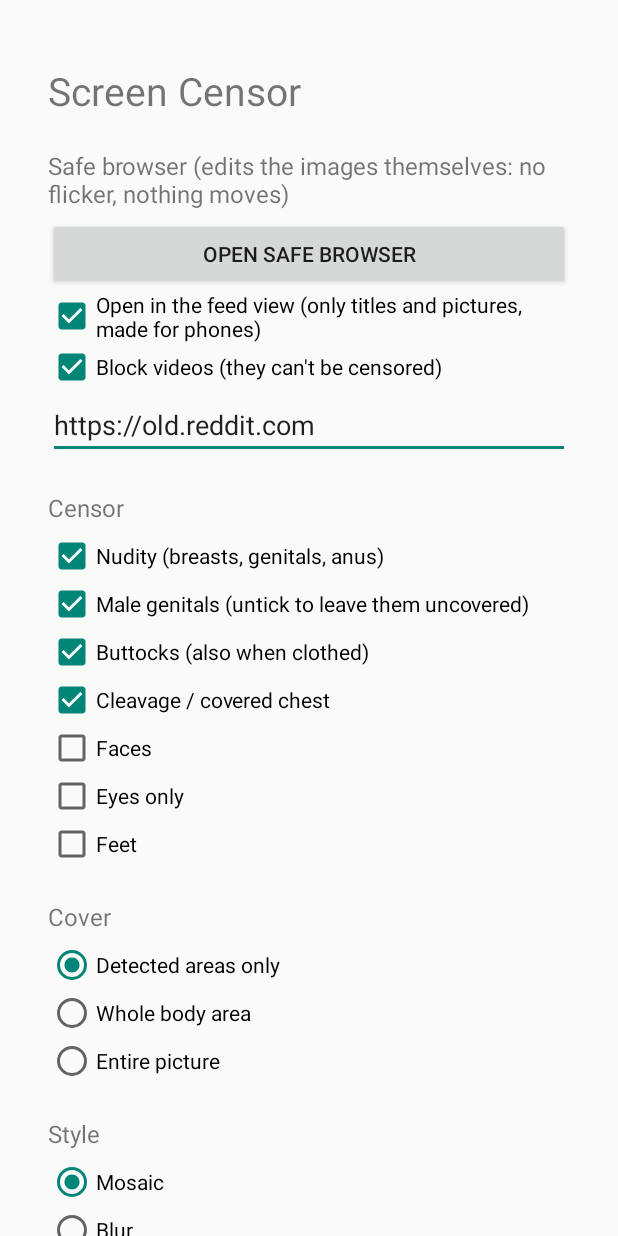
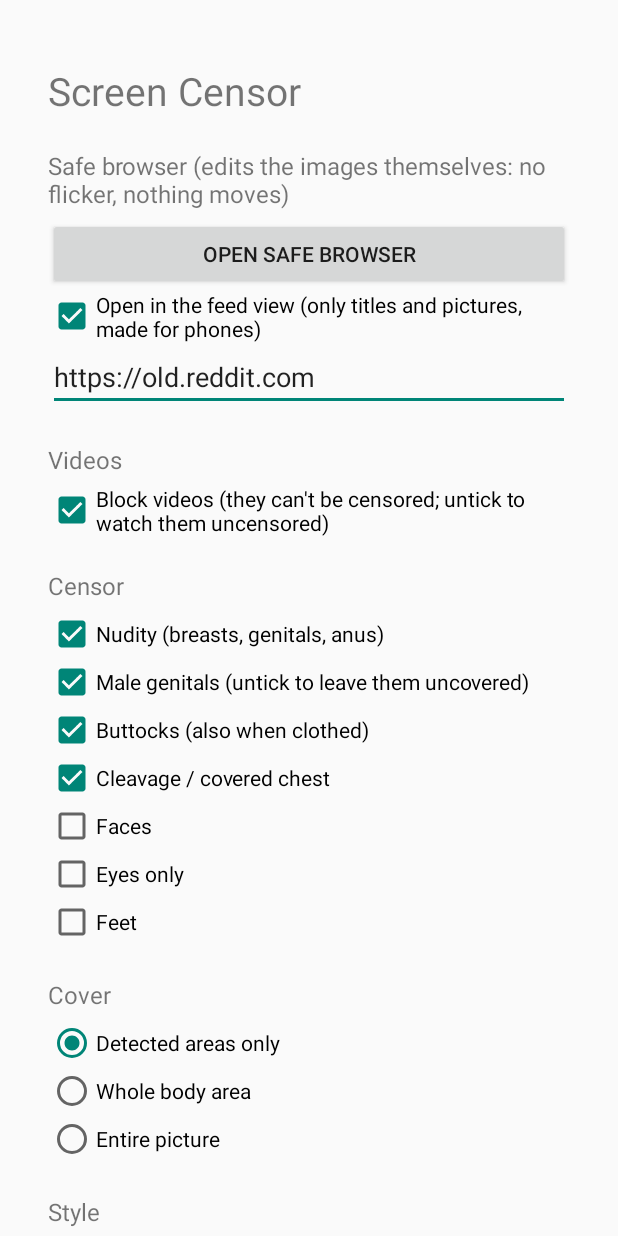
Before and after one commit to hannahkaas1998-netizen/Android-censor, an Android app: the screen it shows after launch (MainActivity), on a phone screen of 412 x 824 dp. Run offline under Robolectric (Android 15) with nearby library versions, the phone set to English and light mode, and no system bars.

Commit message:
Add files via upload

```diff
--- a/app/src/main/java/com/example/screencensor/FeedBridge.kt
+++ b/app/src/main/java/com/example/screencensor/FeedBridge.kt
@@ -23,8 +23,10 @@ class FeedBridge(private val web: WebView, private val ua: String) {
             var body = ""
             try {
                 if (!allowed) throw IOException("not allowed here")
-                if (!path.startsWith("/") || path.startsWith("//")) throw IOException("bad path")
-                val url = "https://old.reddit.com$path"
+                val www = path.startsWith("@www")
+                val rest = if (www) path.removePrefix("@www") else path
+                if (!rest.startsWith("/") || rest.startsWith("//")) throw IOException("bad path")
+                val url = "https://" + (if (www) "www.reddit.com" else "old.reddit.com") + rest
                 val c = URL(url).openConnection() as HttpURLConnection
                 c.connectTimeout = 10000
                 c.readTimeout = 20000
--- a/app/src/main/java/com/example/screencensor/MainActivity.kt
+++ b/app/src/main/java/com/example/screencensor/MainActivity.kt
@@ -36,7 +36,6 @@ class MainActivity : Activity() {
             setOnClickListener { startActivity(Intent(this@MainActivity, BrowserActivity::class.java)) }
         })
         root.addView(check("Open in the feed view (only titles and pictures, made for phones)", "feedmode", true))
-        root.addView(check("Block videos (they can't be censored)", "blockvideo", true))
         root.addView(EditText(this).apply {
             hint = "Start page for the normal site view"
             setText(p.getString("home", "https://old.reddit.com"))
--- a/app/src/main/java/com/example/screencensor/SettingsUi.kt
+++ b/app/src/main/java/com/example/screencensor/SettingsUi.kt
@@ -40,6 +40,9 @@ object SettingsUi {
             })
         }
 
+        root.addView(label("Videos"))
+        root.addView(check("Block videos (they can't be censored; untick to watch them uncensored)", "blockvideo", true))
+
         root.addView(label("Censor"))
         root.addView(check("Nudity (breasts, genitals, anus)", "nudity", true))
         root.addView(check("Male genitals (untick to leave them uncovered)", "male", true))
@@ -53,7 +56,7 @@ object SettingsUi {
         root.addView(radios("cover", "parts", listOf("parts" to "Detected areas only", "group" to "Whole body area", "screen" to "Entire picture")))
         root.addView(label("Style"))
         root.addView(radios("style", "mosaic", listOf("mosaic" to "Mosaic", "blur" to "Blur", "solid" to "Solid box")))
-        strength("Pixelation strength (higher = chunkier)", "pixel", 6)
+        strength("Pixelation distortion (higher = chunkier and more scrambled)", "pixel", 7)
         strength("Blur strength (higher = blurrier)", "blurs", 5)
 
         root.addView(label("Text on the cover"))
```
